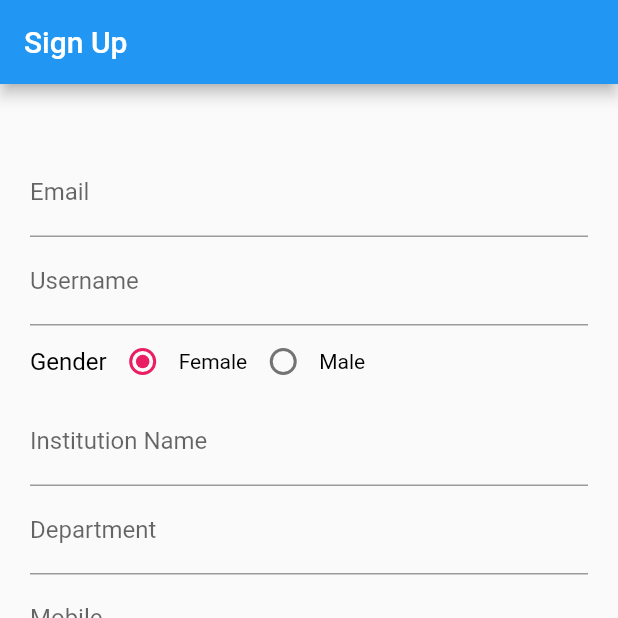
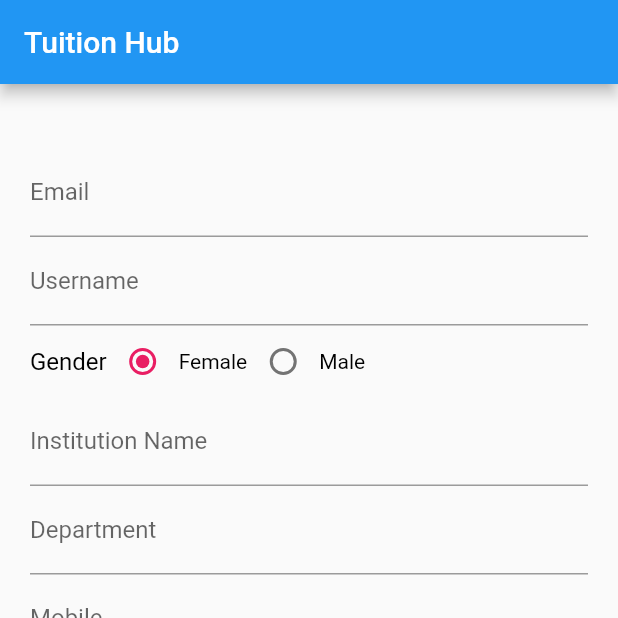
Before and after one commit to Shusmoy108/TutionHub, a Flutter app: the SignUpPage screen opened directly, on a phone screen of 412 x 824 dp, the top half of it. Run offline on Flutter 3.47's test engine with Material 2 defaults, Android fonts, the phone set to English and light mode, and no system bars; our stand-ins replace firebase_database; accounts and stored records are empty.

Commit message:
tuitionhub working

```diff
--- a/lib/interfaces/addtutionform.dart
+++ b/lib/interfaces/addtutionform.dart
@@ -80,7 +80,7 @@ class _AddTutionPageState extends State<AddTutionPage> {
     return new Scaffold(
       resizeToAvoidBottomPadding: false,
       appBar: new AppBar(
-        title: new Text("Tutions"),
+        title: new Text("Tuition Hub"),
       ),
       body: new Container(
         margin: EdgeInsets.all(20),
--- a/lib/interfaces/signup.dart
+++ b/lib/interfaces/signup.dart
@@ -144,7 +144,7 @@ class _SignUpState extends State<SignUpPage> {
     return new Scaffold(
       resizeToAvoidBottomPadding: false,
       appBar: new AppBar(
-        title: new Text("Sign Up"),
+        title: new Text("Tuition Hub"),
       ),
       body: new Container(
         margin: EdgeInsets.all(20),
--- a/lib/main.dart
+++ b/lib/main.dart
@@ -4,7 +4,7 @@ import './interfaces/loginapp.dart';
 void main() {
   runApp(new MaterialApp(
     color: Colors.greenAccent,
-    title: 'TutionHub ',
+    title: 'TuitionHub ',
     home: new LogIn(),
     //title: 'Layouts',
     //home: new Gesture(title: 'Gesture',),
```
